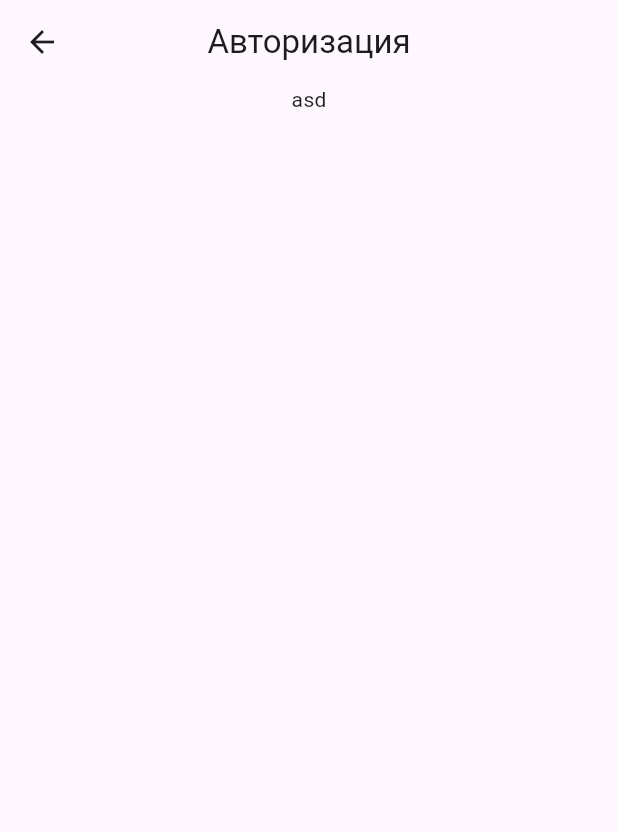
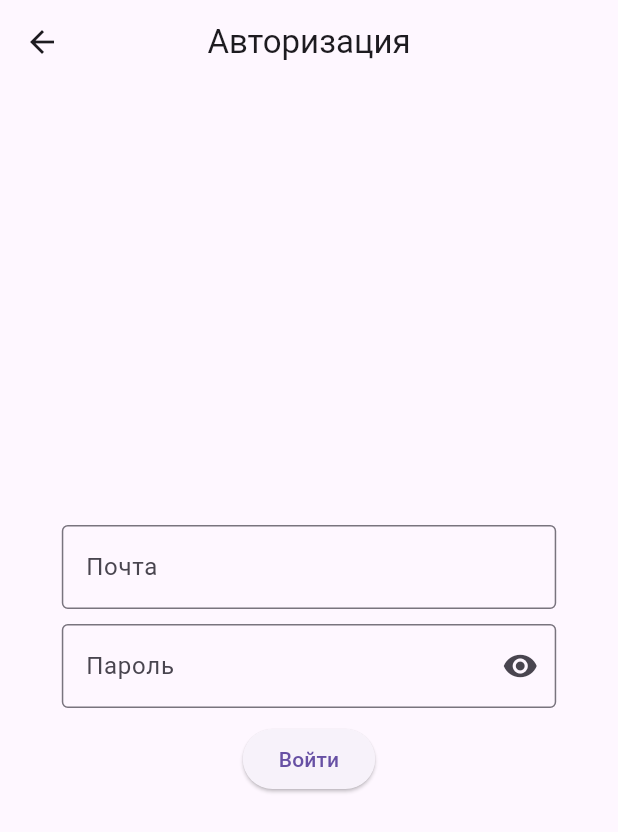
Before and after one commit to Likogeles/tech_company, a Flutter app: the AuthPage screen opened directly, on a phone screen of 412 x 824 dp. Shown: the top 832 px of the screen. Run offline on Flutter 3.47's test engine with Material 3 defaults, Android fonts, the light colour scheme and no system bars; accounts and stored records are empty.

Commit message:
Добавлена авторизация

```diff
--- a/lib/app_design.dart
+++ b/lib/app_design.dart
@@ -5,6 +5,8 @@ import '../models/tech_list.dart';
 TechList techList = TechList();
 UserList userList = UserList();
 
+bool user_is_admin = false;
+
 const List<String> categoryList = ["Общее", "Личное"];
 const List<String> techStateList = ["Работает", "Требуется ремонт", "В ремонте", "Неисправно"];
 const List<String> departmentList = ["Отдел кадров", "Охрана", "Отдел продаж", "Технический отдел"];
--- a/lib/main.dart
+++ b/lib/main.dart
@@ -1,4 +1,5 @@
 import 'package:flutter/material.dart';
+import 'package:tech_company/pages/auth_page.dart';
 import 'package:tech_company/pages/edit_tech_page.dart';
 import '../pages/main_page.dart';
 import '../pages/tech_list_page.dart';
@@ -21,8 +22,10 @@ class _MyAppState extends State<MyApp> with WidgetsBindingObserver {
   Widget build(BuildContext context) {
     return MaterialApp(
       title: 'TechCompany',
+      initialRoute: "auth_page",
       routes: {
-        '/': (context) => MainPage(),
+        'auth_page': (context) => AuthPage(),
+        '/': (context) => const MainPage(),
         '/tech_list_page': (context) => TechListPage(),
         '/edit_tech_page': (context) => EditTechPage(),
         '/user_list_page': (context) => UserListPage(),
--- a/lib/pages/auth_page.dart
+++ b/lib/pages/auth_page.dart
@@ -1,7 +1,38 @@
 import 'package:flutter/material.dart';
+import 'dart:convert';
 
-class AuthPage extends StatelessWidget {
+import 'package:http/http.dart' as http;
+
+import '../app_design.dart';
+
+class AuthPage extends StatefulWidget {
   const AuthPage({super.key});
+
+  @override
+  State<AuthPage> createState() => _AuthPageState();
+}
+
+class _AuthPageState extends State<AuthPage> {
+  TextEditingController emailController = TextEditingController();
+  TextEditingController passwordController = TextEditingController();
+  bool passwordVisible = true;
+
+  Future<bool> authCheck(BuildContext context) async {
+    http.Response response = http.Response('', 404);
+    try {
+      response = await http.get(Uri.parse(
+          "$url/login?email=${emailController.text}&password=${passwordController.text}"));
+      String body = utf8.decode(response.bodyBytes);
+      Map<String, dynamic> answer = jsonDecode(body);
+      if (answer.containsKey("isAdmin")) {
+        user_is_admin = (answer['isAdmin'] == '1');
+        return true;
+      }
+    } catch (e) {
+      print("Ошибка входа: $e");
+    }
+    return false;
+  }
 
   @override
   Widget build(BuildContext context) {
@@ -10,9 +41,78 @@ class AuthPage extends StatelessWidget {
         title: const Text("Авторизация"),
         centerTitle: true,
       ),
-      body: const SingleChildScrollView(
-        child: Center(
-          child: Text("asd"),
+      body: Center(
+        child: ListView(
+          shrinkWrap: true,
+          children: [
+            Center(
+              child: Padding(
+                padding: EdgeInsets.symmetric(
+                    horizontal: MediaQuery.of(context).size.width * 0.1,
+                    vertical: 5),
+                child: TextField(
+                  controller: emailController,
+                  decoration: const InputDecoration(
+                    labelText: "Почта",
+                    border: OutlineInputBorder(),
+                  ),
+                  onChanged: (text) {},
+                ),
+              ),
+            ),
+            Center(
+              child: Padding(
+                padding: EdgeInsets.symmetric(
+                    horizontal: MediaQuery.of(context).size.width * 0.1,
+                    vertical: 5),
+                child: TextField(
+                  obscureText: passwordVisible,
+                  controller: passwordController,
+                  decoration: InputDecoration(
+                    labelText: "Пароль",
+                    border: const OutlineInputBorder(),
+                    suffixIcon: IconButton(
+                      icon: Icon(passwordVisible
+                          ? Icons.visibility
+                          : Icons.visibility_off),
+                      onPressed: () {
+                        setState(
+                          () {
+                            passwordVisible = !passwordVisible;
+                          },
+                        );
+                      },
+                    ),
+                  ),
+                  onChanged: (text) {},
+                ),
+              ),
+            ),
+            Center(
+              child: Padding(
+                padding: EdgeInsets.symmetric(
+                    horizontal: MediaQuery.of(context).size.width * 0.1,
+                    vertical: 5),
+                child: ElevatedButton(
+                  onPressed: () async {
+                    if (emailController.text.isEmpty ||
+                        passwordController.text.isEmpty) {
+                      ScaffoldMessenger.of(context).showSnackBar(
+                          const SnackBar(content: Text("Поля не заполнены")));
+                      return;
+                    }
+                    if (!(await authCheck(context))) {
+                      ScaffoldMessenger.of(context).showSnackBar(const SnackBar(
+                          content: Text("Почта или пароль введены неверно")));
+                    } else {
+                      Navigator.pushReplacementNamed(context, '/');
+                    }
+                  },
+                  child: const Text("Войти"),
+                ),
+              ),
+            ),
+          ],
         ),
       ),
     );
```
Also changed, not shown: lib/pages/main_page.dart (+6 -2 lines).
